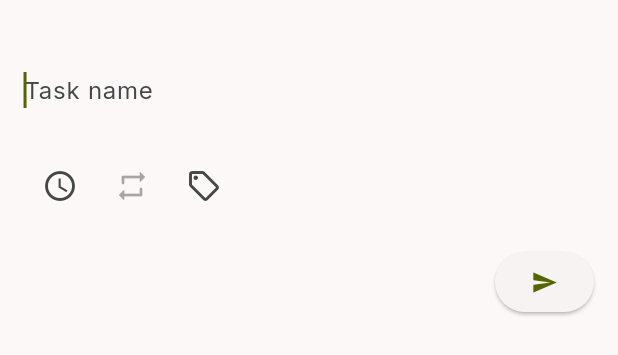
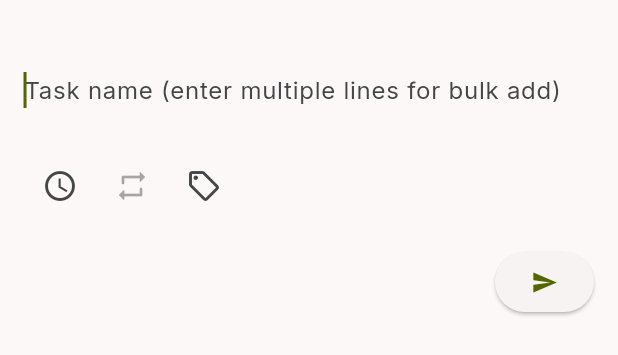
Before and after one commit to sudarshana-madhur/daily-driver, a Flutter app: the AddTaskDialog widget shown alone on an empty page, opened directly, after a tap on the "send" icon, on a phone screen of 412 x 824 dp. Shown: the top 355 px of the screen. Run offline on Flutter 3.47's test engine with Material 3 defaults, Android fonts, the phone set to English and light mode, and no system bars; our stand-ins replace cloud_firestore, confetti, firebase_auth, firebase_core, flutter_riverpod, google_fonts and 1 more; accounts and stored records are empty; generated files the repository leaves out were written again.

Commit message:
feat: Bulk task addition using newline

```diff
--- a/lib/widgets/add_task_dialog.dart
+++ b/lib/widgets/add_task_dialog.dart
@@ -149,7 +149,7 @@ class _AddTaskDialogState extends ConsumerState<AddTaskDialog> {
             TextField(
               controller: _titleController,
               decoration: InputDecoration(
-                hintText: 'Task name',
+                hintText: 'Task name (enter multiple lines for bulk add)',
                 border: InputBorder.none,
                 hintStyle: TextStyle(),
               ),
@@ -406,12 +406,15 @@ class _AddTaskDialogState extends ConsumerState<AddTaskDialog> {
   }
 
   void _submit() {
-    if (_titleController.text.trim().isEmpty) return;
+    final fullText = _titleController.text.trim();
+    if (fullText.isEmpty) return;
+
+    final taskRepo = ref.read(taskRepositoryProvider);
 
     if (widget.task != null) {
       final updatedTask = Task(
         id: widget.task!.id,
-        title: _titleController.text.trim(),
+        title: fullText,
         status: widget.task!.status,
         label: _selectedLabel,
         dueDate: _selectedDueDate != null
@@ -425,11 +428,18 @@ class _AddTaskDialogState extends ConsumerState<AddTaskDialog> {
         position: widget.task!.position,
         customRecurrenceDays: int.tryParse(_customDaysController.text),
       );
-      ref.read(taskRepositoryProvider).updateTask(updatedTask);
+      taskRepo.updateTask(updatedTask);
     } else {
+      final titles = fullText
+          .split('\n')
+          .map((e) => e.trim())
+          .where((e) => e.isNotEmpty)
+          .toList();
+
+      for (final title in titles) {
         final newTask = Task(
-        id: ref.read(taskRepositoryProvider).generateTaskId(),
-        title: _titleController.text.trim(),
+          id: taskRepo.generateTaskId(),
+          title: title,
           status: TaskStatus.todo,
           label: _selectedLabel,
           dueDate: _selectedDueDate != null
@@ -440,7 +450,8 @@ class _AddTaskDialogState extends ConsumerState<AddTaskDialog> {
           recurrenceInterval: _selectedRecurrenceOption,
           customRecurrenceDays: int.tryParse(_customDaysController.text),
         );
-      ref.read(taskRepositoryProvider).createTask(newTask);
+        taskRepo.createTask(newTask);
+      }
     }
 
     Navigator.pop(context);
```
Lines whose indentation alone changed are shown as unchanged.
